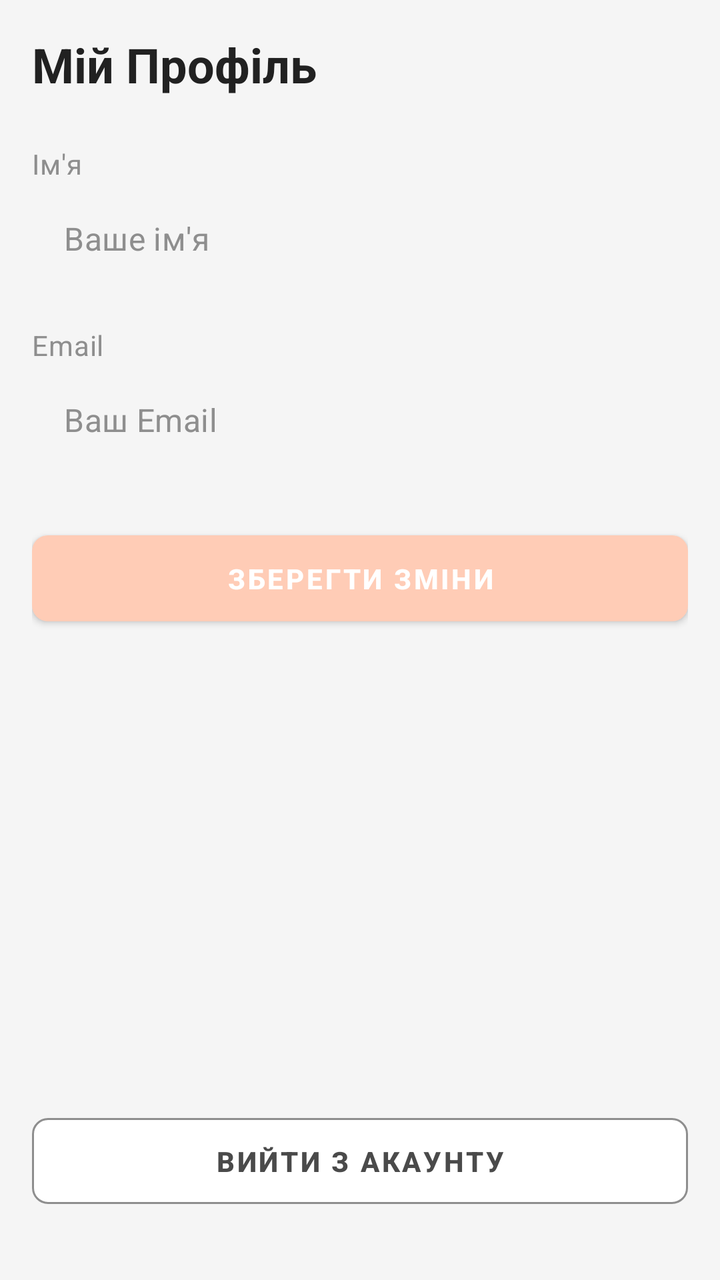
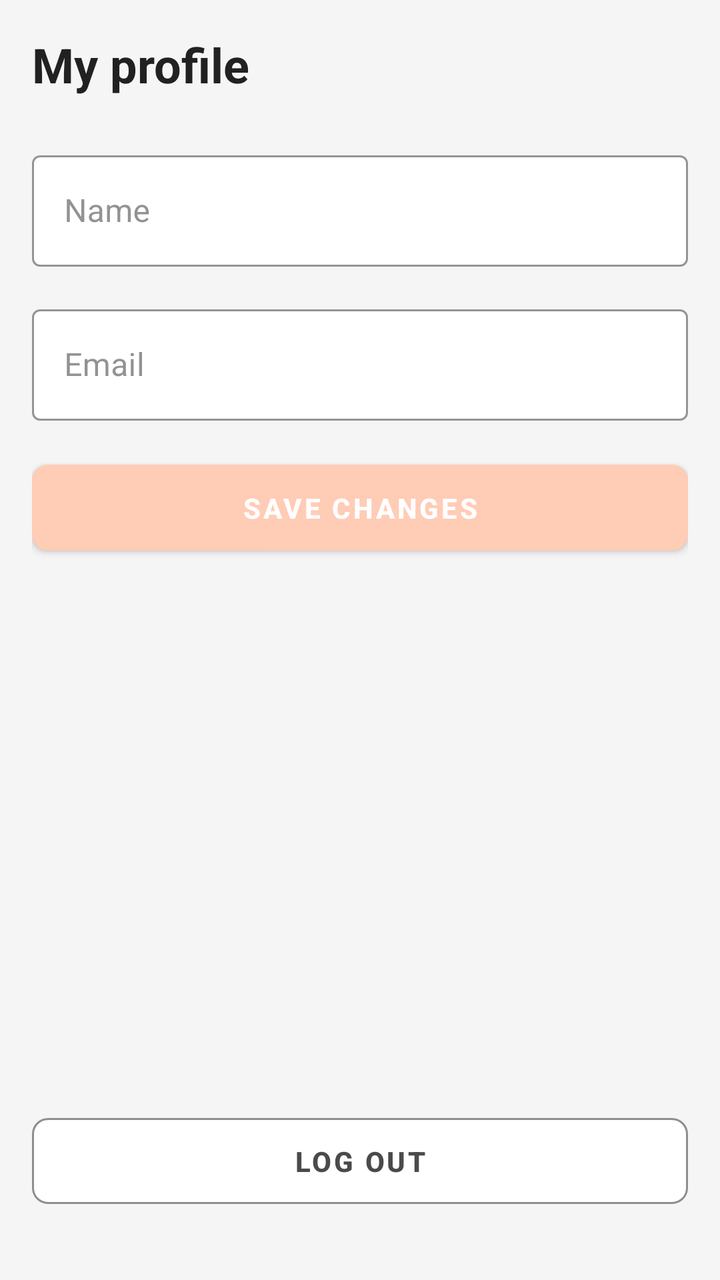

Two renders of the same Android screen: before a commit and after it. Below are the layout's source before the change and the commit's diff.
<!-- AndroidManifest.xml: application theme Theme.TASKFORGE -->
<!-- res/layout/fragment_profile.xml -->
<?xml version="1.0" encoding="utf-8"?>
<LinearLayout xmlns:android="http://schemas.android.com/apk/res/android"
    xmlns:app="http://schemas.android.com/apk/res-auto"
    android:layout_width="match_parent"
    android:layout_height="match_parent"
    android:orientation="vertical"
    android:padding="16dp"
    android:background="@color/ui_background">

    <TextView
        android:layout_width="wrap_content"
        android:layout_height="wrap_content"
        android:text="Мій Профіль"
        android:textAppearance="@style/TextAppearance.TaskForge.Headline1"
        android:layout_marginBottom="24dp"
        android:textColor="@color/ui_heading_text" />

    <TextView
        android:layout_width="wrap_content"
        android:layout_height="wrap_content"
        android:text="Ім'я"
        android:textAppearance="@style/TextAppearance.TaskForge.Caption" />

    <EditText
        android:id="@+id/etProfileName"
        style="@style/Widget.TaskForge.EditText"
        android:layout_width="match_parent"
        android:layout_height="wrap_content"
        android:hint="Ваше ім'я"
        android:inputType="textPersonName"
        android:backgroundTint="@color/ui_accent_secondary"
        android:layout_marginBottom="16dp" />

    <TextView
        android:layout_width="wrap_content"
        android:layout_height="wrap_content"
        android:text="Email"
        android:textAppearance="@style/TextAppearance.TaskForge.Caption" />

    <EditText
        android:id="@+id/etProfileEmail"
        style="@style/Widget.TaskForge.EditText"
        android:layout_width="match_parent"
        android:layout_height="wrap_content"
        android:hint="Ваш Email"
        android:inputType="textEmailAddress"
        android:backgroundTint="@color/ui_accent_secondary"
        android:layout_marginBottom="24dp" />

    <com.google.android.material.button.MaterialButton
        android:id="@+id/btnSaveProfile"
        style="@style/Widget.TaskForge.Button.Primary"
        android:layout_width="match_parent"
        android:layout_height="wrap_content"
        android:text="Зберегти зміни"
        android:padding="12dp" />

    <Space
        android:layout_width="match_parent"
        android:layout_height="0dp"
        android:layout_weight="1" />

    <com.google.android.material.button.MaterialButton
        android:id="@+id/btnLogout"
        style="@style/Widget.TaskForge.Button.Danger"
        android:layout_width="match_parent"
        android:layout_height="wrap_content"
        android:text="Вийти з акаунту"
        android:padding="12dp"
        android:layout_marginBottom="16dp" />

</LinearLayout>
<!-- resources referenced by this layout -->
<resources>
  <color name="ui_accent_secondary">#DCCFF6</color>
  <color name="ui_background">#F5F5F5</color>
  <color name="ui_heading_text">#212121</color>
  <style name="TextAppearance.TaskForge.Caption" parent="TextAppearance.Material3.BodyMedium">
          <item name="android:textSize">14sp</item>
          <item name="android:textStyle">normal</item>
          <item name="android:fontFamily">sans-serif-medium</item>
          <item name="android:textColor">@color/ui_hint_text</item>
      </style>
  <style name="TextAppearance.TaskForge.Headline1" parent="TextAppearance.Material3.HeadlineLarge">
          <item name="android:textSize">24sp</item>
          <item name="android:textStyle">bold</item>
          <item name="android:fontFamily">sans-serif</item>
          <item name="android:textColor">@color/ui_heading_text</item>
      </style>
  <style name="Widget.TaskForge.EditText" parent="Widget.MaterialComponents.TextInputEditText.OutlinedBox">
          <item name="android:textColor">@color/ui_body_text</item>
          <item name="android:textColorHint">@color/ui_hint_text</item>
          <item name="android:textSize">16sp</item>
          <item name="android:fontFamily">sans-serif</item>
      </style>
  <style name="Theme.TASKFORGE" parent="Base.Theme.TASKFORGE" />
  <color name="ui_hint_text">#8E8E8E</color>
  <color name="white">#FFFFFFFF</color>
  <color name="ui_body_text">#4A4A4A</color>
  <color name="ui_accent_primary">#FFCCB6</color>
  <style name="TextAppearance.TaskForge.Headline2" parent="TextAppearance.Material3.TitleLarge">
          <item name="android:textSize">20sp</item>
          <item name="android:textStyle">normal</item>
          <item name="android:fontFamily">sans-serif-medium</item>
          <item name="android:textColor">@color/ui_heading_text</item>
      </style>
  <style name="TextAppearance.TaskForge.Body" parent="TextAppearance.Material3.BodyLarge">
          <item name="android:textSize">16sp</item>
          <item name="android:textStyle">normal</item>
          <item name="android:fontFamily">sans-serif</item>
          <item name="android:textColor">@color/ui_body_text</item>
      </style>
  <style name="Widget.TaskForge.CardView" parent="Widget.MaterialComponents.CardView">
          <item name="strokeColor">@color/ui_card_border</item>
          <item name="strokeWidth">1dp</item>
          <item name="cardCornerRadius">10dp</item>
          <item name="cardElevation">1dp</item>
          <item name="cardBackgroundColor">@color/white</item>
      </style>
  <style name="Widget.TaskForge.FAB" parent="Widget.MaterialComponents.FloatingActionButton">
          <item name="backgroundTint">@color/ui_accent_primary</item>
          <item name="tint">@color/white</item>
      </style>
  <style name="Widget.TaskForge.TextInputLayout" parent="Widget.MaterialComponents.TextInputLayout.OutlinedBox">
          <item name="boxBackgroundColor">@color/white</item>
          <item name="boxStrokeColor">@color/ui_accent_secondary</item>
          <item name="boxStrokeWidth">1dp</item>
          <item name="boxStrokeWidthFocused">2dp</item>
          <item name="hintTextColor">@color/ui_hint_text</item>
      </style>
  <style name="Widget.TaskForge.BottomNavigationView" parent="Widget.MaterialComponents.BottomNavigationView">
          <item name="itemIconTint">@color/bottom_nav_tint</item>
          <item name="itemTextColor">@color/bottom_nav_tint</item>
          <item name="android:background">@color/white</item>
      </style>
  <style name="ThemeOverlay.TaskForge.MaterialAlertDialog" parent="ThemeOverlay.MaterialComponents.MaterialAlertDialog">
          <item name="materialAlertDialogBodyTextStyle">@style/TextAppearance.TaskForge.Body</item>
          <item name="shapeAppearanceOverlay">@style/ShapeAppearanceOverlay.TaskForge.Dialog</item>
      </style>
  <color name="ui_card_border">#E0E0E0</color>
  <style name="ShapeAppearanceOverlay.TaskForge.Dialog" parent="">
          <item name="cornerFamily">rounded</item>
          <item name="cornerSize">20dp</item>
      </style>
  <!-- unchanged entries left out for length: 3 -->
</resources>

<!-- the commit's change to res/layout/fragment_profile.xml (unified diff, before → after) -->
@@ -10,49 +10,47 @@
     <TextView
         android:layout_width="wrap_content"
         android:layout_height="wrap_content"
-        android:text="Мій Профіль"
+        android:text="My profile"
         android:textAppearance="@style/TextAppearance.TaskForge.Headline1"
         android:layout_marginBottom="24dp"
         android:textColor="@color/ui_heading_text" />
 
-    <TextView
-        android:layout_width="wrap_content"
-        android:layout_height="wrap_content"
-        android:text="Ім'я"
-        android:textAppearance="@style/TextAppearance.TaskForge.Caption" />
-
-    <EditText
-        android:id="@+id/etProfileName"
-        style="@style/Widget.TaskForge.EditText"
+    <com.google.android.material.textfield.TextInputLayout
+        style="@style/Widget.TaskForge.TextInputLayout"
         android:layout_width="match_parent"
         android:layout_height="wrap_content"
-        android:hint="Ваше ім'я"
-        android:inputType="textPersonName"
-        android:backgroundTint="@color/ui_accent_secondary"
-        android:layout_marginBottom="16dp" />
+        android:layout_marginBottom="16dp"
+        android:hint="Name">
 
-    <TextView
-        android:layout_width="wrap_content"
-        android:layout_height="wrap_content"
-        android:text="Email"
-        android:textAppearance="@style/TextAppearance.TaskForge.Caption" />
+        <com.google.android.material.textfield.TextInputEditText
+            style="@style/Widget.TaskForge.EditText"
+            android:id="@+id/etProfileName"
+            android:layout_width="match_parent"
+            android:layout_height="wrap_content"
+            android:inputType="textPersonName"/>
+    </com.google.android.material.textfield.TextInputLayout>
 
-    <EditText
-        android:id="@+id/etProfileEmail"
-        style="@style/Widget.TaskForge.EditText"
+    <com.google.android.material.textfield.TextInputLayout
+        style="@style/Widget.TaskForge.TextInputLayout"
         android:layout_width="match_parent"
         android:layout_height="wrap_content"
-        android:hint="Ваш Email"
-        android:inputType="textEmailAddress"
-        android:backgroundTint="@color/ui_accent_secondary"
-        android:layout_marginBottom="24dp" />
+        android:layout_marginBottom="16dp"
+        android:hint="Email">
+
+        <com.google.android.material.textfield.TextInputEditText
+            style="@style/Widget.TaskForge.EditText"
+            android:id="@+id/etProfileEmail"
+            android:layout_width="match_parent"
+            android:layout_height="wrap_content"
+            android:inputType="textEmailAddress"/>
+    </com.google.android.material.textfield.TextInputLayout>
 
     <com.google.android.material.button.MaterialButton
         android:id="@+id/btnSaveProfile"
         style="@style/Widget.TaskForge.Button.Primary"
         android:layout_width="match_parent"
         android:layout_height="wrap_content"
-        android:text="Зберегти зміни"
+        android:text="Save changes"
         android:padding="12dp" />
 
     <Space
@@ -65,7 +63,7 @@
         style="@style/Widget.TaskForge.Button.Danger"
         android:layout_width="match_parent"
         android:layout_height="wrap_content"
-        android:text="Вийти з акаунту"
+        android:text="Log Out"
         android:padding="12dp"
         android:layout_marginBottom="16dp" />
 
